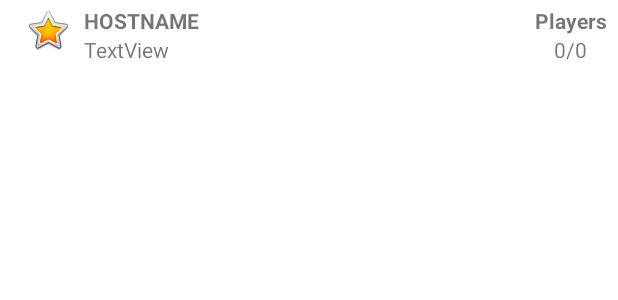
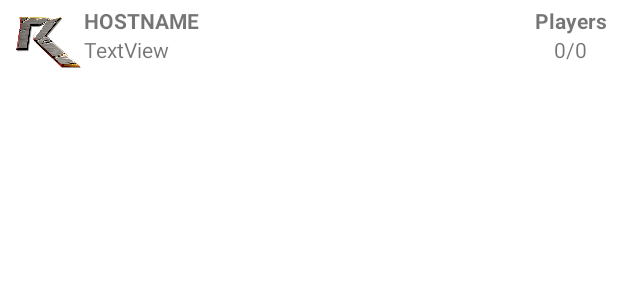
Before and after one commit to cyberarm/AndroidRenegadeServerList, an Android app: the layout server_list_item.xml on its own in the app's theme, with its tools: preview values and no code run, on a phone screen of 412 x 824 dp. Shown: the top 300 px of the screen. Run offline under Robolectric (Android 15) with nearby library versions, the phone set to English and light mode, and no system bars.

Commit message:
Don't notify if player is in server, moved serializers into their own package, added isDarkTheme function to AppSync, added icons for games (all current for renegade)

```diff
--- a/app/src/main/java/dev/cyberarm/cncnet_renegade_servers/library/RenegadePlayerDeserializer.java
+++ b/app/src/main/java/dev/cyberarm/cncnet_renegade_servers/serializers/RenegadePlayerDeserializer.java
@@ -1,4 +1,4 @@
-package dev.cyberarm.cncnet_renegade_servers.library;
+package dev.cyberarm.cncnet_renegade_servers.serializers;
 
 import com.google.gson.JsonDeserializationContext;
 import com.google.gson.JsonDeserializer;
@@ -7,6 +7,8 @@ import com.google.gson.JsonObject;
 import com.google.gson.JsonParseException;
 
 import java.lang.reflect.Type;
+
+import dev.cyberarm.cncnet_renegade_servers.library.RenegadePlayer;
 
 public class RenegadePlayerDeserializer implements JsonDeserializer<RenegadePlayer> {
     @Override
--- a/app/src/main/java/dev/cyberarm/cncnet_renegade_servers/library/RenegadeServerDeserializer.java
+++ b/app/src/main/java/dev/cyberarm/cncnet_renegade_servers/serializers/RenegadeServerDeserializer.java
@@ -1,4 +1,4 @@
-package dev.cyberarm.cncnet_renegade_servers.library;
+package dev.cyberarm.cncnet_renegade_servers.serializers;
 
 import com.google.gson.JsonDeserializationContext;
 import com.google.gson.JsonDeserializer;
@@ -11,6 +11,9 @@ import java.lang.reflect.Type;
 import java.util.ArrayList;
 import java.util.Arrays;
 import java.util.List;
+
+import dev.cyberarm.cncnet_renegade_servers.library.RenegadePlayer;
+import dev.cyberarm.cncnet_renegade_servers.library.RenegadeServer;
 
 public class RenegadeServerDeserializer implements JsonDeserializer<RenegadeServer> {
     public RenegadeServer deserialize(JsonElement json, Type typeOfT, JsonDeserializationContext context) throws JsonParseException {
--- a/app/src/main/java/dev/cyberarm/cncnet_renegade_servers/library/ServerSettingsDeserializer.java
+++ b/app/src/main/java/dev/cyberarm/cncnet_renegade_servers/serializers/ServerSettingsDeserializer.java
@@ -1,4 +1,4 @@
-package dev.cyberarm.cncnet_renegade_servers.library;
+package dev.cyberarm.cncnet_renegade_servers.serializers;
 
 import com.google.gson.Gson;
 import com.google.gson.JsonDeserializationContext;
@@ -11,6 +11,8 @@ import java.lang.reflect.Type;
 import java.util.ArrayList;
 import java.util.Arrays;
 import java.util.List;
+
+import dev.cyberarm.cncnet_renegade_servers.library.ServerSettings;
 
 public class ServerSettingsDeserializer implements JsonDeserializer<ServerSettings> {
     @Override
--- a/app/src/main/java/dev/cyberarm/cncnet_renegade_servers/library/ServerSettingsSerializer.java
+++ b/app/src/main/java/dev/cyberarm/cncnet_renegade_servers/serializers/ServerSettingsSerializer.java
@@ -1,4 +1,4 @@
-package dev.cyberarm.cncnet_renegade_servers.library;
+package dev.cyberarm.cncnet_renegade_servers.serializers;
 
 import com.google.gson.Gson;
 import com.google.gson.JsonDeserializationContext;
@@ -14,6 +14,8 @@ import java.lang.reflect.Type;
 import java.util.ArrayList;
 import java.util.Arrays;
 
+import dev.cyberarm.cncnet_renegade_servers.library.ServerSettings;
+
 public class ServerSettingsSerializer implements JsonSerializer<ServerSettings> {
     @Override
     public JsonElement serialize(ServerSettings src, Type typeOfSrc, JsonSerializationContext context) {
--- a/app/src/main/java/dev/cyberarm/cncnet_renegade_servers/library/SettingsDeserializer.java
+++ b/app/src/main/java/dev/cyberarm/cncnet_renegade_servers/serializers/SettingsDeserializer.java
@@ -1,4 +1,4 @@
-package dev.cyberarm.cncnet_renegade_servers.library;
+package dev.cyberarm.cncnet_renegade_servers.serializers;
 
 import com.google.gson.Gson;
 import com.google.gson.JsonDeserializationContext;
@@ -10,6 +10,9 @@ import com.google.gson.JsonParseException;
 import java.lang.reflect.Type;
 import java.util.ArrayList;
 import java.util.Arrays;
+
+import dev.cyberarm.cncnet_renegade_servers.library.ServerSettings;
+import dev.cyberarm.cncnet_renegade_servers.library.Settings;
 
 public class SettingsDeserializer implements JsonDeserializer<Settings> {
     @Override
--- a/app/src/main/java/dev/cyberarm/cncnet_renegade_servers/library/SettingsSerializer.java
+++ b/app/src/main/java/dev/cyberarm/cncnet_renegade_servers/serializers/SettingsSerializer.java
@@ -1,4 +1,4 @@
-package dev.cyberarm.cncnet_renegade_servers.library;
+package dev.cyberarm.cncnet_renegade_servers.serializers;
 
 import com.google.gson.Gson;
 import com.google.gson.JsonDeserializationContext;
@@ -14,6 +14,9 @@ import java.lang.reflect.Type;
 import java.util.ArrayList;
 import java.util.Arrays;
 
+import dev.cyberarm.cncnet_renegade_servers.library.ServerSettings;
+import dev.cyberarm.cncnet_renegade_servers.library.Settings;
+
 public class SettingsSerializer implements JsonSerializer<Settings> {
     @Override
     public JsonElement serialize(Settings src, Type typeOfSrc, JsonSerializationContext context) {
--- a/app/src/main/res/layout/server_list_item.xml
+++ b/app/src/main/res/layout/server_list_item.xml
@@ -12,10 +12,10 @@
     android:paddingBottom="4dp">
 
     <ImageView
-        android:id="@+id/imageView"
+        android:id="@+id/server_game_icon"
         android:layout_width="48dp"
-        android:layout_height="wrap_content"
-        app:srcCompat="@android:drawable/btn_star_big_on" />
+        android:layout_height="48dp"
+        app:srcCompat="@drawable/ren_icon" />
 
     <LinearLayout
         android:layout_width="wrap_content"
--- a/app/src/main/res/values/colors.xml
+++ b/app/src/main/res/values/colors.xml
@@ -6,5 +6,6 @@
     <color name="alternate_secondary_orange">#aa4400</color>
     <color name="white">#ffffff</color>
     <color name="black">#000000</color>
-    <color name="odd">#dedede</color>
+    <color name="odd">#CBCBCB</color>
+    <color name="odd_dark">#6D6D6D</color>
 </resources>
```
Also changed, not shown: app/src/main/java/dev/cyberarm/cncnet_renegade_servers/MainActivity.java (+21 -1 lines), app/src/main/java/dev/cyberarm/cncnet_renegade_servers/ServerViewActivity.java (+5 -2 lines), app/src/main/java/dev/cyberarm/cncnet_renegade_servers/library/AppSync.java (+13 -0 lines), app/src/main/java/dev/cyberarm/cncnet_renegade_servers/library/RenegadeServerListService.java (+6 -1 lines), app/src/main/res/drawable/apb_icon.png (added), app/src/main/res/drawable/bfd_icon.png (added), app/src/main/res/drawable/ia_icon.png (added), app/src/main/res/drawable/ren_icon.png (added), app/src/main/res/drawable/tsr_icon.png (added).
